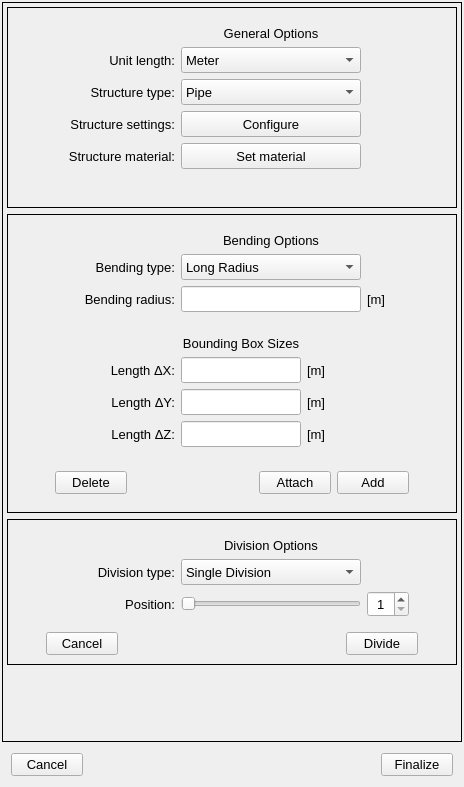
Qt form pulse/interface/data/ui_files/model/geometry/geometry_designer_widget.ui (open-pulse/OpenPulse) before a commit.
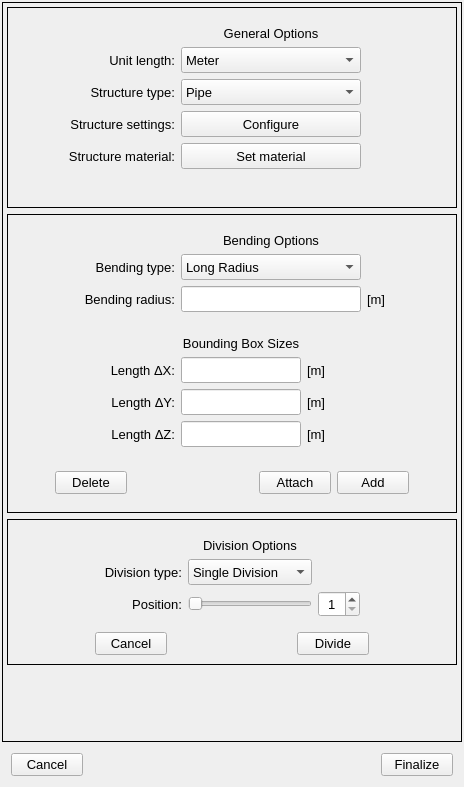
The same form after that commit.

```diff
--- a/pulse/interface/data/ui_files/model/geometry/geometry_designer_widget.ui
+++ b/pulse/interface/data/ui_files/model/geometry/geometry_designer_widget.ui
@@ -167,9 +167,15 @@
             <layout class="QGridLayout" name="gridLayout_3">
              <item row="2" column="1">
               <widget class="QSlider" name="division_slider">
+               <property name="sizePolicy">
+                <sizepolicy hsizetype="Preferred" vsizetype="Fixed">
+                 <horstretch>180</horstretch>
+                 <verstretch>0</verstretch>
+                </sizepolicy>
+               </property>
                <property name="minimumSize">
                 <size>
-                 <width>180</width>
+                 <width>0</width>
                  <height>26</height>
                 </size>
                </property>
@@ -194,7 +200,7 @@
               <widget class="QLabel" name="division_slider_label">
                <property name="minimumSize">
                 <size>
-                 <width>120</width>
+                 <width>0</width>
                  <height>26</height>
                 </size>
                </property>
@@ -238,7 +244,7 @@
               <widget class="QComboBox" name="division_combobox">
                <property name="minimumSize">
                 <size>
-                 <width>180</width>
+                 <width>0</width>
                  <height>26</height>
                 </size>
                </property>
@@ -269,7 +275,7 @@
               <widget class="QLabel" name="label">
                <property name="minimumSize">
                 <size>
-                 <width>120</width>
+                 <width>0</width>
                  <height>26</height>
                 </size>
                </property>
```
